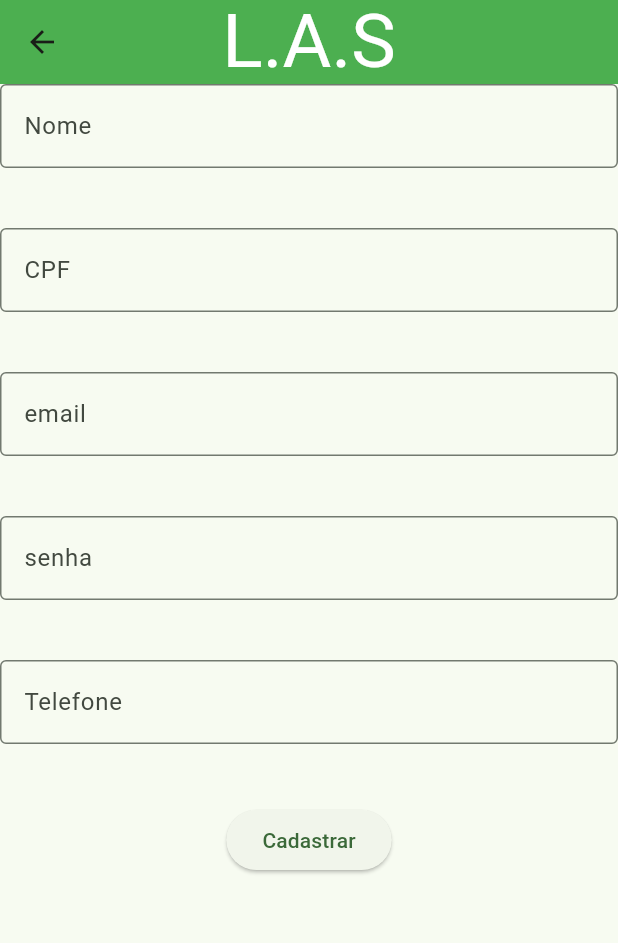
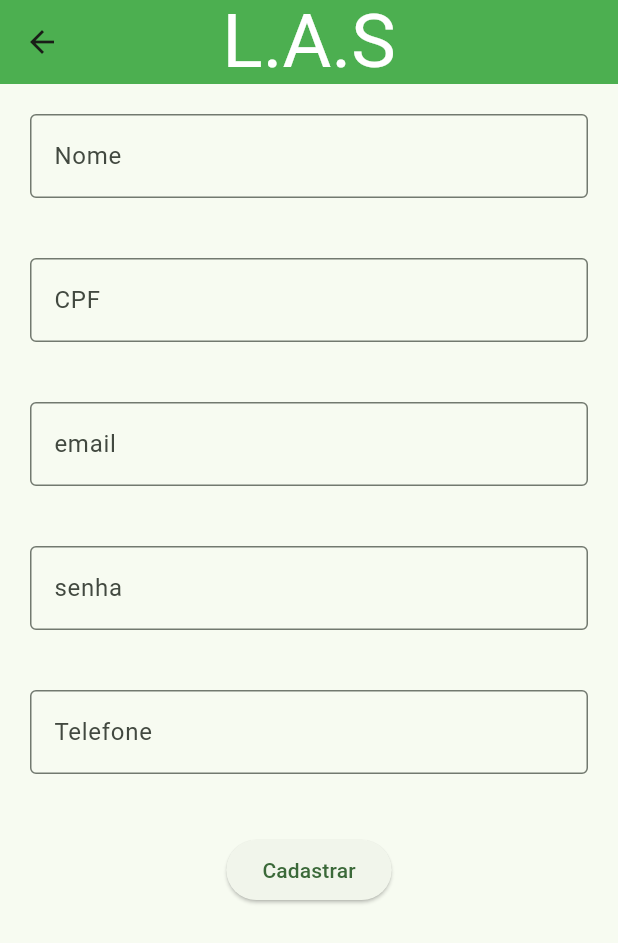
Before and after one commit to ArthurBatista117/laboratorio_aberto_do_saber, a Flutter app: the Cadastro screen opened directly, on a phone screen of 412 x 824 dp. Shown: the top 943 px of the screen. Run offline on Flutter 3.47's test engine with Material 3 defaults, Android fonts, the phone set to English and light mode, and no system bars.

Commit message:
atualizando o projeto inteiro

```diff
--- a/laboratorio_do_saber/lib/pages/cadastro.dart
+++ b/laboratorio_do_saber/lib/pages/cadastro.dart
@@ -71,7 +71,10 @@ class _CadastroState extends State<Cadastro> {
           child: Center(
             child: Column(
               children: [
-                //nome
+                Padding(
+                  padding: EdgeInsets.all(20),
+                  child: Column(
+                    children: [
                       TextFormField(
                         controller: controllers["nome"],
                         validator: (value) {
@@ -167,6 +170,9 @@ class _CadastroState extends State<Cadastro> {
                     ],
                   ),
                 ),
+              ],
+            ),
+          ),
         ),
       ),
     );
```
Lines whose indentation alone changed are shown as unchanged.
